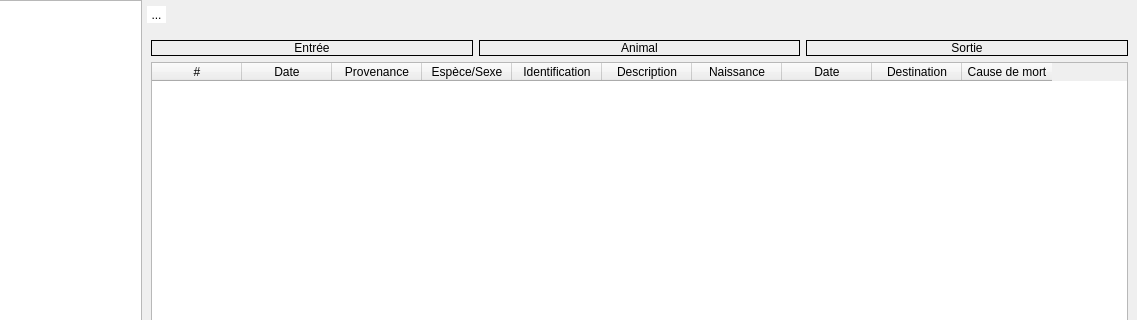
ArtAuc/mkrescue, file mainwindow.ui: the form before one commit; both pictures show x 114 to 1251 and y 0 to 320 of the 1251 by 664 pixel window.
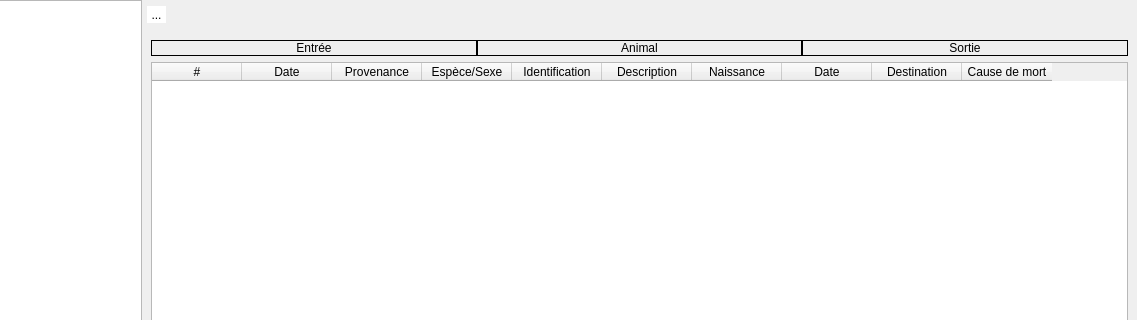
The form after the commit. Icons and pictures are not drawn. Custom widgets are drawn as their Qt base class.

Commit message: Supcategories labels size according to table's width

Patch:
```diff
--- a/mainwindow.ui
+++ b/mainwindow.ui
@@ -314,21 +314,36 @@
          <layout class="QVBoxLayout" name="verticalLayout_2">
           <item>
            <layout class="QHBoxLayout" name="entryLabelLayout">
-            <item>
-             <widget class="QLabel" name="entryLabel2">
-              <property name="frameShape">
-               <enum>QFrame::Box</enum>
-              </property>
-              <property name="text">
-               <string>Entrée</string>
-              </property>
-              <property name="alignment">
-               <set>Qt::AlignCenter</set>
-              </property>
-             </widget>
-            </item>
+            <property name="spacing">
+             <number>0</number>
+            </property>
             <item>
              <widget class="QLabel" name="entryLabel1">
+              <property name="sizePolicy">
+               <sizepolicy hsizetype="Expanding" vsizetype="Minimum">
+                <horstretch>0</horstretch>
+                <verstretch>0</verstretch>
+               </sizepolicy>
+              </property>
+              <property name="frameShape">
+               <enum>QFrame::Box</enum>
+              </property>
+              <property name="text">
+               <string>Entrée</string>
+              </property>
+              <property name="alignment">
+               <set>Qt::AlignCenter</set>
+              </property>
+             </widget>
+            </item>
+            <item>
+             <widget class="QLabel" name="entryLabel2">
+              <property name="sizePolicy">
+               <sizepolicy hsizetype="Expanding" vsizetype="Preferred">
+                <horstretch>0</horstretch>
+                <verstretch>0</verstretch>
+               </sizepolicy>
+              </property>
               <property name="frameShape">
                <enum>QFrame::Box</enum>
               </property>
@@ -342,6 +357,12 @@
             </item>
             <item>
              <widget class="QLabel" name="entryLabel3">
+              <property name="sizePolicy">
+               <sizepolicy hsizetype="Expanding" vsizetype="Preferred">
+                <horstretch>0</horstretch>
+                <verstretch>0</verstretch>
+               </sizepolicy>
+              </property>
               <property name="frameShape">
                <enum>QFrame::Box</enum>
               </property>
```
The commit also changes 2 other files.
